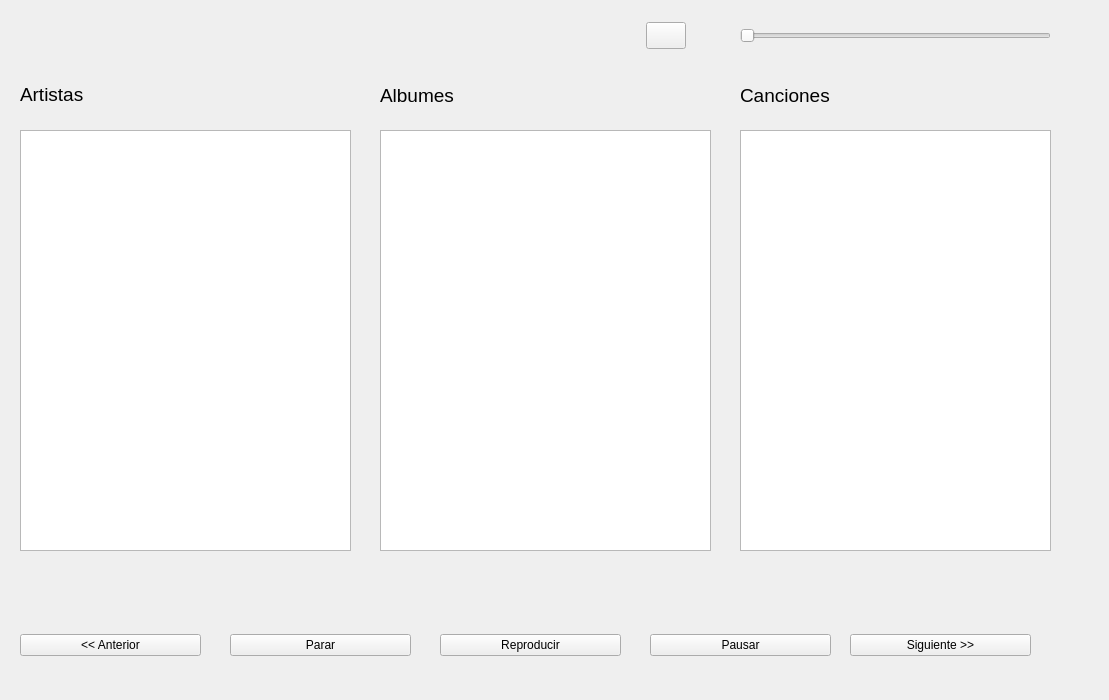
Above: GUI/main.ui from harpiechoise/MusicPlayer before the change. Below: the same form after it.
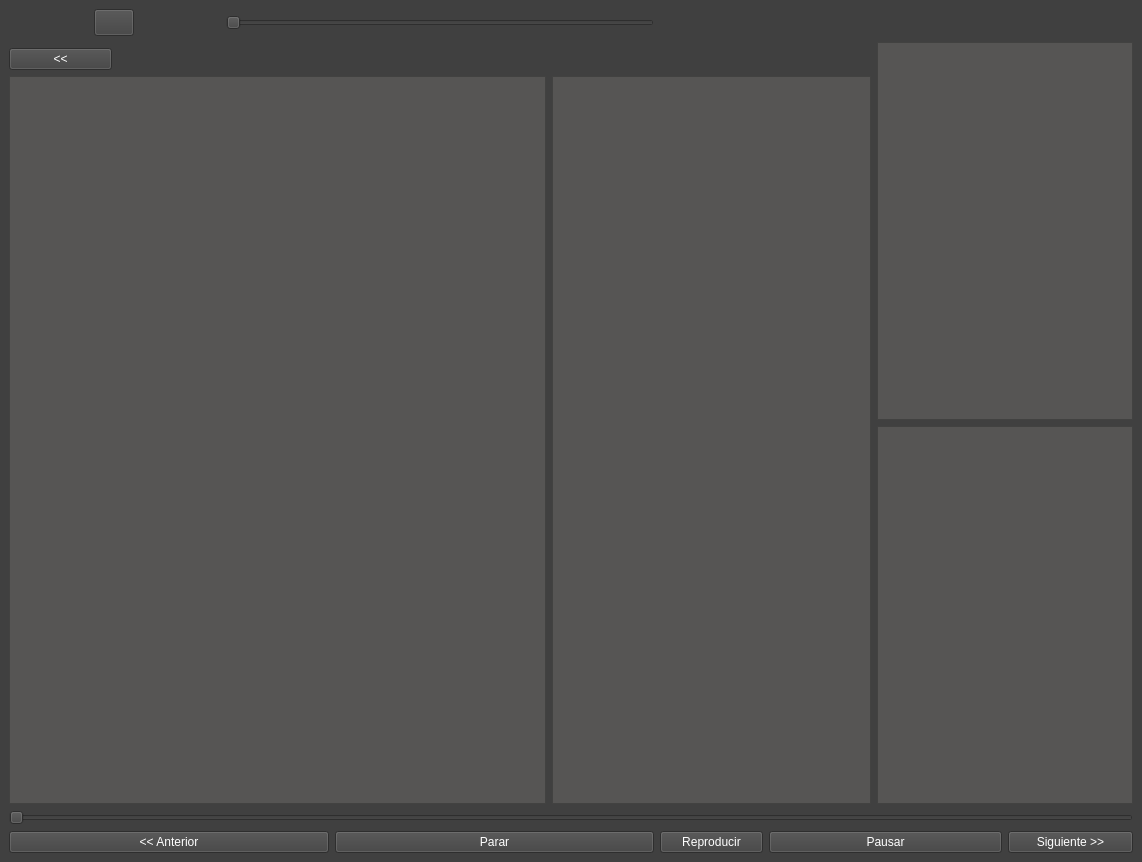
That is the form after the change. Icons and pictures are not drawn.

```diff
--- a/GUI/main.ui
+++ b/GUI/main.ui
@@ -6,275 +6,207 @@
    <rect>
     <x>0</x>
     <y>0</y>
-    <width>1109</width>
-    <height>700</height>
+    <width>1142</width>
+    <height>862</height>
    </rect>
   </property>
   <property name="windowTitle">
    <string>JcPlayer2020</string>
   </property>
+  <property name="autoFillBackground">
+   <bool>false</bool>
+  </property>
+  <property name="styleSheet">
+   <string notr="true">background-color: rgb(64, 64, 64);</string>
+  </property>
   <widget class="QWidget" name="centralwidget">
-   <widget class="QWidget" name="horizontalLayoutWidget">
-    <property name="geometry">
-     <rect>
-      <x>20</x>
-      <y>130</y>
-      <width>331</width>
-      <height>421</height>
-     </rect>
-    </property>
-    <layout class="QHBoxLayout" name="horizontalLayout">
-     <item>
-      <widget class="QListWidget" name="Artistas"/>
-     </item>
-    </layout>
-   </widget>
-   <widget class="QWidget" name="horizontalLayoutWidget_2">
-    <property name="geometry">
-     <rect>
-      <x>380</x>
-      <y>130</y>
-      <width>331</width>
-      <height>421</height>
-     </rect>
-    </property>
-    <layout class="QHBoxLayout" name="horizontalLayout_2">
-     <item>
-      <widget class="QListWidget" name="Albumes"/>
-     </item>
-    </layout>
-   </widget>
-   <widget class="QWidget" name="horizontalLayoutWidget_3">
-    <property name="geometry">
-     <rect>
-      <x>740</x>
-      <y>130</y>
-      <width>311</width>
-      <height>421</height>
-     </rect>
-    </property>
-    <layout class="QHBoxLayout" name="horizontalLayout_3">
-     <item>
-      <widget class="QListWidget" name="Canciones"/>
-     </item>
-    </layout>
-   </widget>
-   <widget class="QWidget" name="verticalLayoutWidget">
-    <property name="geometry">
-     <rect>
-      <x>20</x>
-      <y>69</y>
-      <width>331</width>
-      <height>51</height>
-     </rect>
-    </property>
-    <layout class="QVBoxLayout" name="verticalLayout">
-     <item>
-      <widget class="QLabel" name="label">
-       <property name="font">
-        <font>
-         <pointsize>14</pointsize>
-        </font>
-       </property>
-       <property name="text">
-        <string>Artistas</string>
-       </property>
-      </widget>
-     </item>
-    </layout>
-   </widget>
-   <widget class="QWidget" name="verticalLayoutWidget_3">
-    <property name="geometry">
-     <rect>
-      <x>380</x>
-      <y>70</y>
-      <width>331</width>
-      <height>51</height>
-     </rect>
-    </property>
-    <layout class="QVBoxLayout" name="verticalLayout_3">
-     <item>
-      <widget class="QLabel" name="label_2">
-       <property name="font">
-        <font>
-         <pointsize>14</pointsize>
-         <italic>false</italic>
-        </font>
-       </property>
-       <property name="text">
-        <string>Albumes</string>
-       </property>
-      </widget>
-     </item>
-    </layout>
-   </widget>
-   <widget class="QWidget" name="verticalLayoutWidget_4">
-    <property name="geometry">
-     <rect>
-      <x>740</x>
-      <y>70</y>
-      <width>311</width>
-      <height>51</height>
-     </rect>
-    </property>
-    <layout class="QVBoxLayout" name="verticalLayout_4">
-     <item>
-      <widget class="QLabel" name="label_3">
-       <property name="font">
-        <font>
-         <pointsize>14</pointsize>
-        </font>
-       </property>
-       <property name="text">
-        <string>Canciones</string>
-       </property>
-      </widget>
-     </item>
-    </layout>
-   </widget>
-   <widget class="QWidget" name="horizontalLayoutWidget_4">
-    <property name="geometry">
-     <rect>
-      <x>440</x>
-      <y>630</y>
-      <width>181</width>
-      <height>31</height>
-     </rect>
-    </property>
-    <layout class="QHBoxLayout" name="horizontalLayout_4">
-     <item>
-      <widget class="QPushButton" name="Play">
-       <property name="text">
-        <string>Reproducir</string>
-       </property>
-      </widget>
-     </item>
-    </layout>
-   </widget>
-   <widget class="QWidget" name="horizontalLayoutWidget_5">
-    <property name="geometry">
-     <rect>
-      <x>650</x>
-      <y>630</y>
-      <width>181</width>
-      <height>31</height>
-     </rect>
-    </property>
-    <layout class="QHBoxLayout" name="horizontalLayout_5">
-     <item>
-      <widget class="QPushButton" name="Pause">
-       <property name="text">
-        <string>Pausar</string>
-       </property>
-      </widget>
-     </item>
-    </layout>
-   </widget>
-   <widget class="QWidget" name="horizontalLayoutWidget_6">
-    <property name="geometry">
-     <rect>
-      <x>230</x>
-      <y>630</y>
-      <width>181</width>
-      <height>31</height>
-     </rect>
-    </property>
-    <layout class="QHBoxLayout" name="horizontalLayout_6">
-     <item>
-      <widget class="QPushButton" name="Stop">
-       <property name="text">
-        <string>Parar</string>
-       </property>
-      </widget>
-     </item>
-    </layout>
-   </widget>
-   <widget class="QWidget" name="horizontalLayoutWidget_7">
-    <property name="geometry">
-     <rect>
-      <x>740</x>
-      <y>10</y>
-      <width>311</width>
-      <height>51</height>
-     </rect>
-    </property>
-    <layout class="QHBoxLayout" name="horizontalLayout_7">
-     <item>
-      <widget class="QSlider" name="Volumen">
-       <property name="orientation">
-        <enum>Qt::Horizontal</enum>
-       </property>
-      </widget>
-     </item>
-    </layout>
-   </widget>
-   <widget class="QWidget" name="horizontalLayoutWidget_8">
-    <property name="geometry">
-     <rect>
-      <x>621</x>
-      <y>10</y>
-      <width>91</width>
-      <height>51</height>
-     </rect>
-    </property>
-    <layout class="QHBoxLayout" name="horizontalLayout_8">
-     <item>
-      <widget class="QToolButton" name="ToggleAudio">
-       <property name="text">
-        <string/>
-       </property>
-       <property name="icon">
-        <iconset>
-         <normaloff>UI/altavoz.png</normaloff>UI/altavoz.png</iconset>
-       </property>
-       <property name="iconSize">
-        <size>
-         <width>32</width>
-         <height>20</height>
-        </size>
-       </property>
-      </widget>
-     </item>
-    </layout>
-   </widget>
-   <widget class="QWidget" name="horizontalLayoutWidget_9">
-    <property name="geometry">
-     <rect>
-      <x>850</x>
-      <y>630</y>
-      <width>181</width>
-      <height>31</height>
-     </rect>
-    </property>
-    <layout class="QHBoxLayout" name="horizontalLayout_9">
-     <item>
-      <widget class="QPushButton" name="Next">
-       <property name="text">
-        <string>Siguiente &gt;&gt;</string>
-       </property>
-      </widget>
-     </item>
-    </layout>
-   </widget>
-   <widget class="QWidget" name="horizontalLayoutWidget_10">
-    <property name="geometry">
-     <rect>
-      <x>20</x>
-      <y>630</y>
-      <width>181</width>
-      <height>31</height>
-     </rect>
-    </property>
-    <layout class="QHBoxLayout" name="horizontalLayout_10">
-     <item>
-      <widget class="QPushButton" name="Prev">
-       <property name="text">
-        <string>&lt;&lt; Anterior</string>
-       </property>
-      </widget>
-     </item>
-    </layout>
-   </widget>
+   <property name="autoFillBackground">
+    <bool>false</bool>
+   </property>
+   <property name="styleSheet">
+    <string notr="true">color: rgb(255, 255, 255);
+border-color: #4a4a4a</string>
+   </property>
+   <layout class="QGridLayout" name="gridLayout">
+    <item row="0" column="0" colspan="2">
+     <layout class="QHBoxLayout" name="horizontalLayout_8">
+      <item>
+       <widget class="QToolButton" name="ToggleAudio">
+        <property name="styleSheet">
+         <string notr="true"/>
+        </property>
+        <property name="text">
+         <string/>
+        </property>
+        <property name="icon">
+         <iconset>
+          <normaloff>UI/altavoz.png</normaloff>UI/altavoz.png</iconset>
+        </property>
+        <property name="iconSize">
+         <size>
+          <width>32</width>
+          <height>20</height>
+         </size>
+        </property>
+       </widget>
+      </item>
+     </layout>
+    </item>
+    <item row="0" column="2" colspan="4">
+     <layout class="QHBoxLayout" name="horizontalLayout_7">
+      <item>
+       <widget class="QSlider" name="Volumen">
+        <property name="orientation">
+         <enum>Qt::Horizontal</enum>
+        </property>
+       </widget>
+      </item>
+     </layout>
+    </item>
+    <item row="1" column="8" rowspan="3" colspan="2">
+     <layout class="QVBoxLayout" name="verticalLayout">
+      <item>
+       <widget class="QTableWidget" name="Information">
+        <property name="sizePolicy">
+         <sizepolicy hsizetype="Expanding" vsizetype="Expanding">
+          <horstretch>0</horstretch>
+          <verstretch>0</verstretch>
+         </sizepolicy>
+        </property>
+        <property name="styleSheet">
+         <string notr="true">background-color: rgb(86, 85, 84);
+selection-color: rgb(255, 255, 255);
+color: rgb(255, 255, 255);
+selection-background-color: rgb(54, 133, 181);</string>
+        </property>
+        <attribute name="horizontalHeaderShowSortIndicator" stdset="0">
+         <bool>false</bool>
+        </attribute>
+        <attribute name="horizontalHeaderStretchLastSection">
+         <bool>true</bool>
+        </attribute>
+        <attribute name="verticalHeaderStretchLastSection">
+         <bool>false</bool>
+        </attribute>
+       </widget>
+      </item>
+      <item>
+       <widget class="QGraphicsView" name="Imagen">
+        <property name="styleSheet">
+         <string notr="true">background-color: rgb(86, 85, 84);
+selection-color: rgb(255, 255, 255);
+color: rgb(255, 255, 255);
+selection-background-color: rgb(54, 133, 181);</string>
+        </property>
+       </widget>
+      </item>
+     </layout>
+    </item>
+    <item row="2" column="0">
+     <widget class="QPushButton" name="Atras">
+      <property name="styleSheet">
+       <string notr="true"/>
+      </property>
+      <property name="text">
+       <string>&lt;&lt;</string>
+      </property>
+     </widget>
+    </item>
+    <item row="3" column="0" colspan="5">
+     <layout class="QHBoxLayout" name="horizontalLayout">
+      <item>
+       <widget class="QListWidget" name="Explorer">
+        <property name="styleSheet">
+         <string notr="true">background-color: rgb(86, 85, 84);
+selection-color: rgb(255, 255, 255);
+color: rgb(255, 255, 255);
+selection-background-color: rgb(54, 133, 181);</string>
+        </property>
+       </widget>
+      </item>
+     </layout>
+    </item>
+    <item row="3" column="5" colspan="3">
+     <layout class="QHBoxLayout" name="horizontalLayout_2">
+      <item>
+       <widget class="QListWidget" name="Canciones">
+        <property name="styleSheet">
+         <string notr="true">background-color: rgb(86, 85, 84);
+selection-color: rgb(255, 255, 255);
+color: rgb(255, 255, 255);
+selection-background-color: rgb(54, 133, 181);</string>
+        </property>
+       </widget>
+      </item>
+     </layout>
+    </item>
+    <item row="4" column="0" colspan="10">
+     <layout class="QHBoxLayout" name="horizontalLayout_3">
+      <item>
+       <widget class="QSlider" name="Progress">
+        <property name="orientation">
+         <enum>Qt::Horizontal</enum>
+        </property>
+       </widget>
+      </item>
+     </layout>
+    </item>
+    <item row="5" column="0" colspan="3">
+     <layout class="QHBoxLayout" name="horizontalLayout_10">
+      <item>
+       <widget class="QPushButton" name="Prev">
+        <property name="text">
+         <string>&lt;&lt; Anterior</string>
+        </property>
+       </widget>
+      </item>
+     </layout>
+    </item>
+    <item row="5" column="3" colspan="3">
+     <layout class="QHBoxLayout" name="horizontalLayout_6">
+      <item>
+       <widget class="QPushButton" name="Stop">
+        <property name="text">
+         <string>Parar</string>
+        </property>
+       </widget>
+      </item>
+     </layout>
+    </item>
+    <item row="5" column="6">
+     <layout class="QHBoxLayout" name="horizontalLayout_4">
+      <item>
+       <widget class="QPushButton" name="Play">
+        <property name="text">
+         <string>Reproducir</string>
+        </property>
+       </widget>
+      </item>
+     </layout>
+    </item>
+    <item row="5" column="7" colspan="2">
+     <layout class="QHBoxLayout" name="horizontalLayout_5">
+      <item>
+       <widget class="QPushButton" name="Pause">
+        <property name="text">
+         <string>Pausar</string>
+        </property>
+       </widget>
+      </item>
+     </layout>
+    </item>
+    <item row="5" column="9">
+     <layout class="QHBoxLayout" name="horizontalLayout_9">
+      <item>
+       <widget class="QPushButton" name="Next">
+        <property name="text">
+         <string>Siguiente &gt;&gt;</string>
+        </property>
+       </widget>
+      </item>
+     </layout>
+    </item>
+   </layout>
   </widget>
  </widget>
  <resources/>
```
